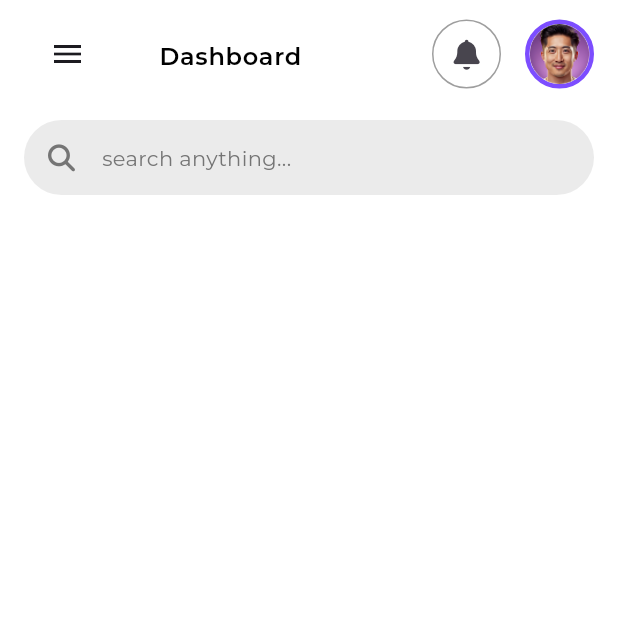
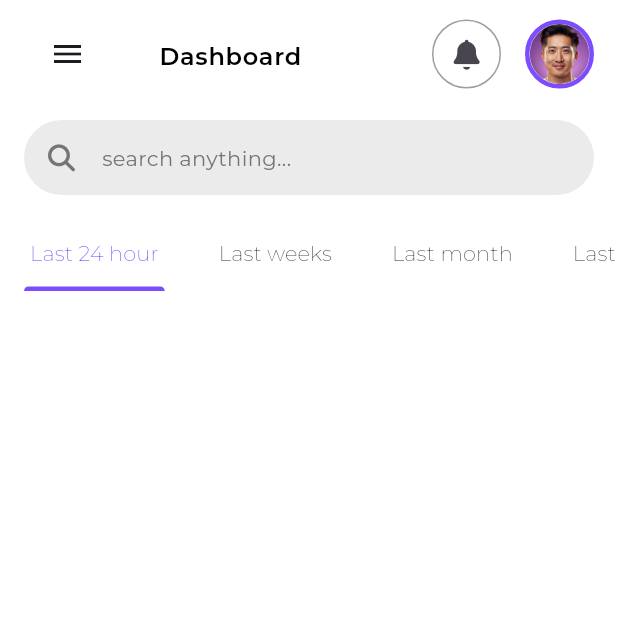
Before and after one commit to Kingjohneycodey/flutter_admin_dashboard, a Flutter app: the screen it shows after launch, on a phone screen of 412 x 824 dp, the top half of it. Run offline on Flutter 3.47's test engine with Material 3 defaults, Android fonts, the phone set to English and light mode, and no system bars; our stand-ins replace bloc, flutter_bloc, font_awesome_flutter, google_fonts.

Commit message:
added filter section

```diff
--- a/lib/dashboard_screen.dart
+++ b/lib/dashboard_screen.dart
@@ -5,6 +5,7 @@ import 'package:flutter_dashboard/theme/dimens.dart';
 import 'package:flutter_dashboard/utils/sized_context.dart';
 import 'package:flutter_dashboard/widgets/app_bars/large_app_bar.dart';
 import 'package:flutter_dashboard/widgets/app_bordered_icon_button.dart';
+import 'package:flutter_dashboard/widgets/date_filter_section.dart';
 import 'package:flutter_dashboard/widgets/user_profile_image.dart';
 import 'package:font_awesome_flutter/font_awesome_flutter.dart';
 import 'package:flutter_dashboard/widgets/app_search_bar.dart';
@@ -62,6 +63,8 @@ class DashboardScreen extends StatelessWidget {
                       ],
                       centerWidget: AppSearchBar(),
                     ),
+
+                  DateFilterSection(),
                 ],
               ),
             ),
--- /dev/null
+++ b/lib/widgets/date_filter_section.dart
@@ -0,0 +1,82 @@
+import 'package:flutter/material.dart';
+import 'package:flutter_dashboard/theme/dimens.dart';
+import 'package:flutter_dashboard/theme/theme.dart';
+import 'package:flutter_dashboard/widgets/app_drop_down_button.dart';
+
+import '../theme/colors.dart';
+import '../utils/check_device_size.dart';
+
+class DateFilterSection extends StatefulWidget {
+  const DateFilterSection({super.key});
+
+  @override
+  State<DateFilterSection> createState() => _DateFilterFilterState();
+}
+
+class _DateFilterFilterState extends State<DateFilterSection>
+    with SingleTickerProviderStateMixin {
+  late TabController _tabController;
+  final ScrollController scrollController = ScrollController();
+
+  @override
+  void initState() {
+    super.initState();
+    _tabController = TabController(length: 4, vsync: this);
+  }
+
+  @override
+  void dispose() {
+    _tabController.dispose();
+    super.dispose();
+  }
+
+  @override
+  Widget build(BuildContext context) {
+    return Row(
+      mainAxisAlignment: MainAxisAlignment.spaceBetween,
+      children: [
+        Expanded(
+          child: DefaultTabController(
+            length: 5,
+            child: TabBar(
+              controller: _tabController,
+              labelColor: AppColors.primaryColor,
+              labelStyle: TextStyle(fontWeight: FontWeight.w600, fontSize: 16),
+              indicatorColor: AppColors.primaryColor,
+              dividerColor: Colors.transparent,
+              isScrollable: true,
+              padding: EdgeInsets.zero,
+              tabAlignment: TabAlignment.start,
+              tabs: [
+                _tab('Last 24 hour'),
+                _tab('Last weeks'),
+                _tab('Last month'),
+                _tab('Last year'),
+              ],
+            ),
+          ),
+        ),
+        if (!isMobileSize(context))
+          Padding(
+            padding: EdgeInsets.symmetric(horizontal: Dimens.largePadding),
+            child: AppDropDownButton(
+              title: 'Filter by date range',
+              onTap: () {},
+            ),
+          ),
+      ],
+    );
+  }
+
+  Widget _tab(final String title) => Tab(
+    child: Padding(
+      padding: EdgeInsets.symmetric(horizontal: Dimens.smallPadding),
+      child: Text(
+        title,
+        style: context.theme.appTypography.titleSmall.copyWith(
+          fontWeight: FontWeight.w200,
+        ),
+      ),
+    ),
+  );
+}
```
Also changed, not shown: lib/widgets/app_drop_down_button.dart (added, +44 -0 lines), lib/widgets/containers/bordered_container.dart (added, +49 -0 lines), lib/widgets/containers/shaded_container.dart (added, +59 -0 lines).
